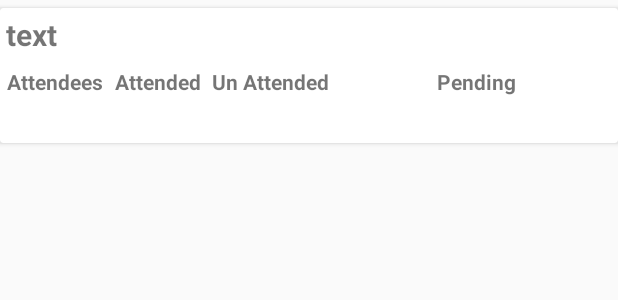
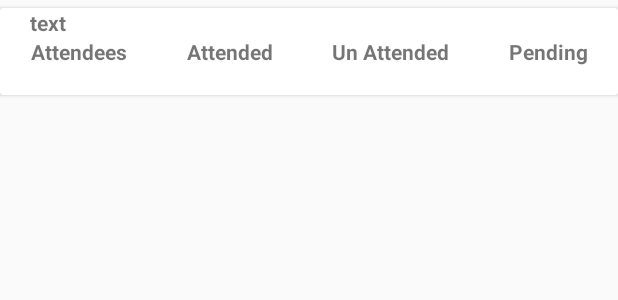
Before and after one commit to bossvellore/rimpa, an Android app: the layout adapter_event_item.xml on its own in the app's theme, with its tools: preview values and no code run, on a phone screen of 412 x 824 dp. Shown: the top 300 px of the screen. Run offline under Robolectric (Android 15) with nearby library versions, the phone set to English and light mode, and no system bars.

Commit message:
Merge branch 'master' of https://github.com/bossvellore/rimpa
# Conflicts:
#	src/main/res/layout/adapter_attendee_item.xml

```diff
--- a/src/main/res/layout/adapter_event_item.xml
+++ b/src/main/res/layout/adapter_event_item.xml
@@ -9,91 +9,126 @@
         android:layout_gravity="center_horizontal"
         android:layout_marginTop="5dp"
         >
-        <GridLayout
+        <TableLayout
+            android:layout_width="match_parent"
+            android:layout_height="match_parent">
+
+            <TableRow
+                android:layout_width="match_parent"
+                android:layout_height="match_parent" >
+                <TextView
+                    android:id="@+id/titleTV"
+                    android:text="text"
+                    android:layout_column="1"
+                    android:textAlignment="center"
+                    android:textStyle="bold"
+                    android:layout_width="match_parent"/>
+                <TextView
+                    android:id="@+id/statusTV"
+                    android:layout_column="2"
+                    android:layout_width="wrap_content"/>
+                </TableRow>
+
+            <TableRow
+                android:layout_width="match_parent"
+                android:layout_height="match_parent"
+
+                android:weightSum="4">
+
+                <TextView
+                    android:id="@+id/textView1"
                     android:layout_width="match_parent"
                     android:layout_height="wrap_content"
-            android:columnCount="4"
-            android:rowCount="3"
-            android:useDefaultMargins="true">
-
-            <TextView
-
-                android:id="@+id/titleTV"
-                android:layout_column="0"
-                android:layout_columnSpan="4"
-                android:layout_row="0"
-                android:text="text"
-                android:textSize="20dp"
-                android:textAlignment="center"
-                android:textStyle="bold" />
-
-            <TextView
-
-                android:id="@+id/textView1"
-                android:layout_width="wrap_content"
-                android:layout_column="0"
+                    android:layout_column="1"
                     android:layout_gravity="center"
                     android:layout_row="1"
+                    android:layout_weight="1"
                     android:text="Attendees"
                     android:textAlignment="center"
                     android:textStyle="bold" />
 
                 <TextView
-                android:id="@+id/attendeesTV"
-                android:layout_column="0"
-                android:layout_gravity="center"
-                android:layout_row="2" />
-
-            <TextView
-
                     android:id="@+id/textView2"
-                android:layout_width="wrap_content"
-                android:layout_column="1"
-                android:layout_gravity="center"
-                android:layout_row="1"
+                    android:layout_width="match_parent"
+                    android:layout_height="wrap_content"
+                    android:layout_column="2"
+                    android:layout_weight="1"
                     android:text="Attended"
                     android:textAlignment="center"
                     android:textStyle="bold" />
 
                 <TextView
-                android:id="@+id/attendedTV"
-                android:layout_column="1"
+                    android:id="@+id/textView3"
+                    android:layout_width="match_parent"
+                    android:layout_height="wrap_content"
+                    android:layout_column="3"
                     android:layout_gravity="center"
-                android:layout_row="2"
-                android:textColor="#009900" />
-
-            <TextView
-                android:id="@+id/textView3"
-                android:layout_width="wrap_content"
-                android:layout_column="2"
-                android:layout_gravity="center"
-                android:layout_row="1"
+                    android:layout_weight="1"
                     android:text="Un Attended"
                     android:textAlignment="center"
                     android:textStyle="bold" />
 
                 <TextView
-                android:id="@+id/unAttendedTV"
-                android:layout_column="2"
+                    android:id="@+id/textView4"
+                    android:layout_width="match_parent"
+                    android:layout_height="wrap_content"
+                    android:layout_column="4"
                     android:layout_gravity="center"
-                android:layout_row="2"
-                android:textColor="#ff0000" />
-            <TextView
-                android:id="@+id/textView4"
-                android:layout_width="wrap_content"
-                android:layout_column="3"
-                android:layout_gravity="center"
-                android:layout_row="1"
+                    android:layout_weight="1"
                     android:text="Pending"
                     android:textAlignment="center"
                     android:textStyle="bold" />
 
+
+            </TableRow>
+
+            <TableRow
+                android:layout_width="match_parent"
+                android:layout_height="match_parent"
+                android:weightSum="4">
+
+                <TextView
+                    android:id="@+id/attendeesTV"
+                    android:layout_width="match_parent"
+                    android:layout_height="wrap_content"
+                    android:layout_column="1"
+                    android:layout_gravity="center"
+                    android:layout_weight="1" />
+
+                <TextView
+                    android:id="@+id/attendedTV"
+                    android:layout_width="match_parent"
+                    android:layout_height="wrap_content"
+                    android:layout_column="2"
+                    android:layout_gravity="center"
+                    android:layout_weight="1"
+                    android:textColor="#009900" />
+
+                <TextView
+                    android:id="@+id/unAttendedTV"
+                    android:layout_width="match_parent"
+                    android:layout_height="wrap_content"
+                    android:layout_column="3"
+                    android:layout_gravity="center"
+                    android:layout_weight="1"
+                    android:textColor="#ff0000" />
+
                 <TextView
                     android:id="@+id/pendingTV"
-                android:layout_column="3"
+                    android:layout_width="match_parent"
+                    android:layout_height="wrap_content"
+                    android:layout_column="4"
                     android:layout_gravity="center"
-                android:layout_row="2"
+                    android:layout_weight="1"
                     android:textColor="#ff0000" />
-        </GridLayout>
+            </TableRow>
+
+        </TableLayout>
+
+
     </android.support.v7.widget.CardView>
+
+
+
+
 </LinearLayout>
```
Also changed, not shown: 1 other file. Lines whose indentation alone changed are shown as unchanged.
